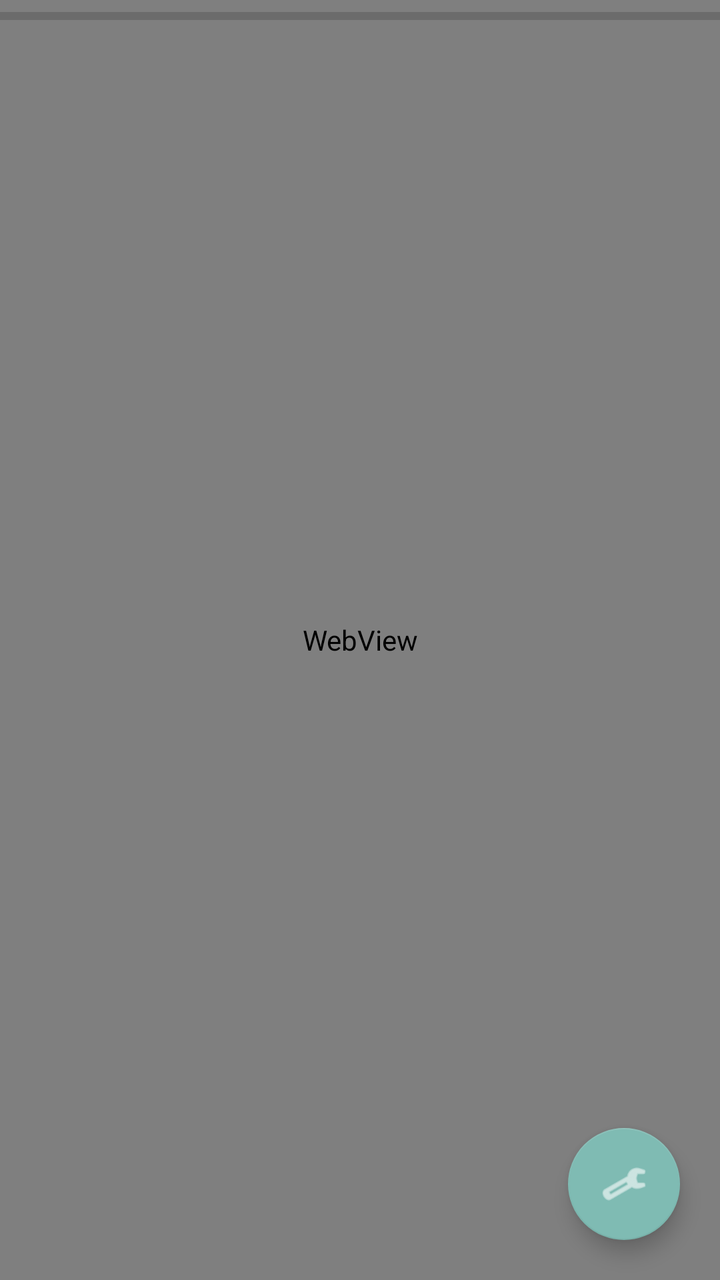
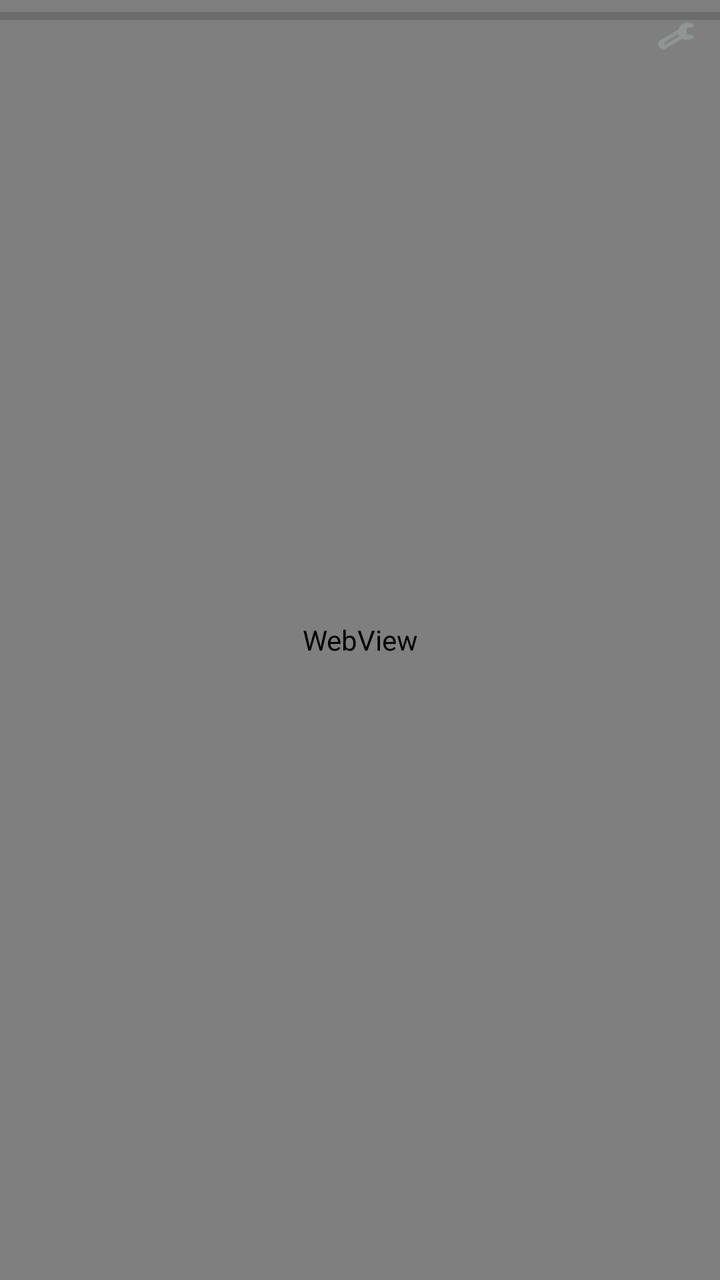

Two renders of the same Android screen: before a commit and after it. Below are the layout's source before the change and the commit's diff.
<!-- AndroidManifest.xml: application theme Theme.Calendar -->
<!-- res/layout/activity_main.xml -->
<?xml version="1.0" encoding="utf-8"?>
<FrameLayout xmlns:android="http://schemas.android.com/apk/res/android"
    xmlns:app="http://schemas.android.com/apk/res-auto"
    android:layout_width="match_parent"
    android:layout_height="match_parent">

    <WebView
        android:id="@+id/webView"
        android:layout_width="match_parent"
        android:layout_height="match_parent" />

    <ProgressBar
        android:id="@+id/progressBar"
        style="?android:attr/progressBarStyleHorizontal"
        android:layout_width="match_parent"
        android:layout_height="wrap_content"
        android:layout_gravity="top"
        android:max="100" />

    <com.google.android.material.floatingactionbutton.FloatingActionButton
        android:id="@+id/deviceSetupFab"
        android:layout_width="wrap_content"
        android:layout_height="wrap_content"
        android:layout_gravity="bottom|end"
        android:layout_margin="20dp"
        android:contentDescription="@string/device_setup"
        android:src="@android:drawable/ic_menu_manage"
        app:backgroundTint="#7FBBB3"
        app:tint="#FFFFFF" />

</FrameLayout>
<!-- resources referenced by this layout -->
<resources>
  <string name="device_setup">Device Setup</string>
  <style name="Theme.Calendar" parent="Theme.MaterialComponents.DayNight.NoActionBar">
          <item name="colorPrimary">#7FBBB3</item>
          <item name="colorPrimaryDark">#5A8A83</item>
          <item name="colorAccent">#A7C080</item>
          <item name="materialButtonStyle">@style/Widget.Calendar.Button</item>
      </style>
  <style name="Widget.Calendar.Button" parent="Widget.MaterialComponents.Button">
          <item name="android:textAllCaps">false</item>
      </style>
</resources>

<!-- the commit's change to res/layout/activity_main.xml (unified diff, before → after) -->
@@ -17,15 +17,19 @@
         android:layout_gravity="top"
         android:max="100" />
 
-    <com.google.android.material.floatingactionbutton.FloatingActionButton
+    
+    <ImageButton
         android:id="@+id/deviceSetupFab"
-        android:layout_width="wrap_content"
-        android:layout_height="wrap_content"
-        android:layout_gravity="bottom|end"
-        android:layout_margin="20dp"
+        android:layout_width="28dp"
+        android:layout_height="28dp"
+        android:layout_gravity="top|end"
+        android:layout_marginTop="4dp"
+        android:layout_marginEnd="8dp"
+        android:background="@android:color/transparent"
+        android:padding="4dp"
+        android:scaleType="fitCenter"
         android:contentDescription="@string/device_setup"
         android:src="@android:drawable/ic_menu_manage"
-        app:backgroundTint="#7FBBB3"
-        app:tint="#FFFFFF" />
+        app:tint="#9BA6A0" />
 
 </FrameLayout>
<!-- resource entries referenced after the edit -->
@@ -6,9 +6,14 @@
           <item name="colorPrimaryDark">#5A8A83</item>
           <item name="colorAccent">#A7C080</item>
           <item name="materialButtonStyle">@style/Widget.Calendar.Button</item>
+          
+          <item name="android:statusBarColor">@android:color/transparent</item>
+          <item name="android:windowDrawsSystemBarBackgrounds">true</item>
       </style>
   <style name="Widget.Calendar.Button" parent="Widget.MaterialComponents.Button">
           <item name="android:textAllCaps">false</item>
+          <item name="android:letterSpacing">0</item>
+          <item name="cornerRadius">12dp</item>
       </style>
 </resources>
 
